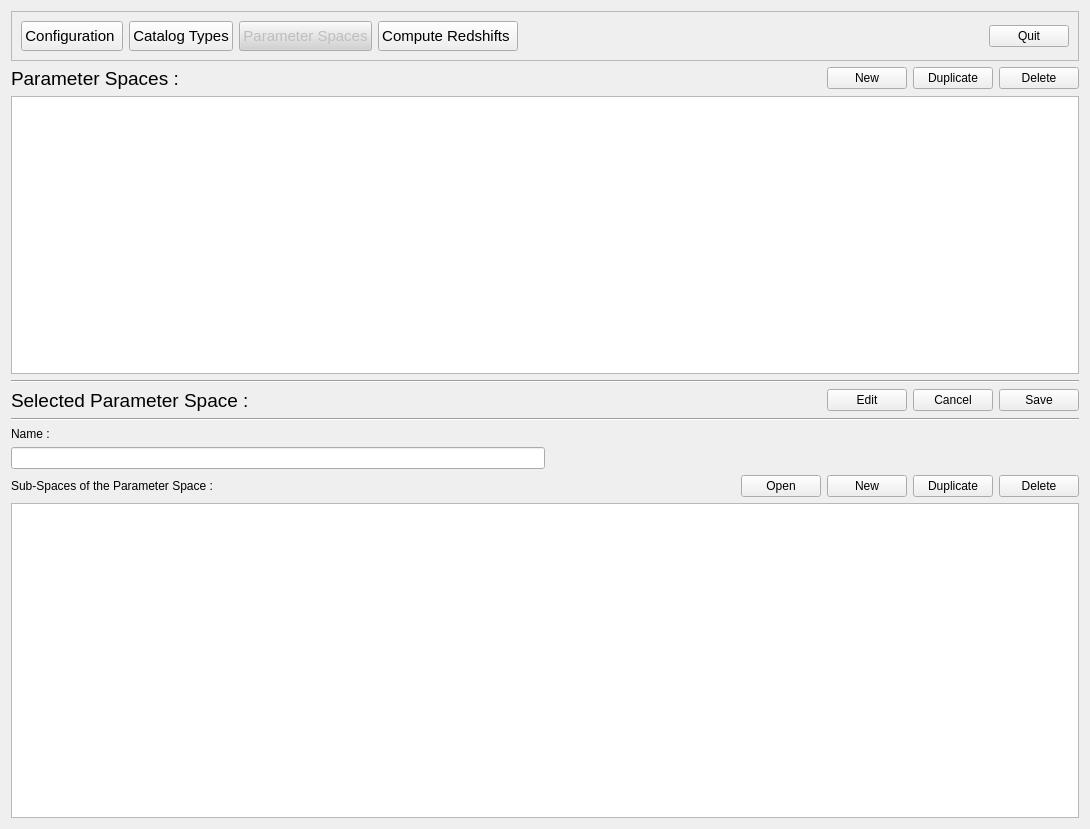
astrorama/Phosphoros, file PhzQtUI/auxdir/PhzQtUI/FormModelSet.ui: the form before one commit.
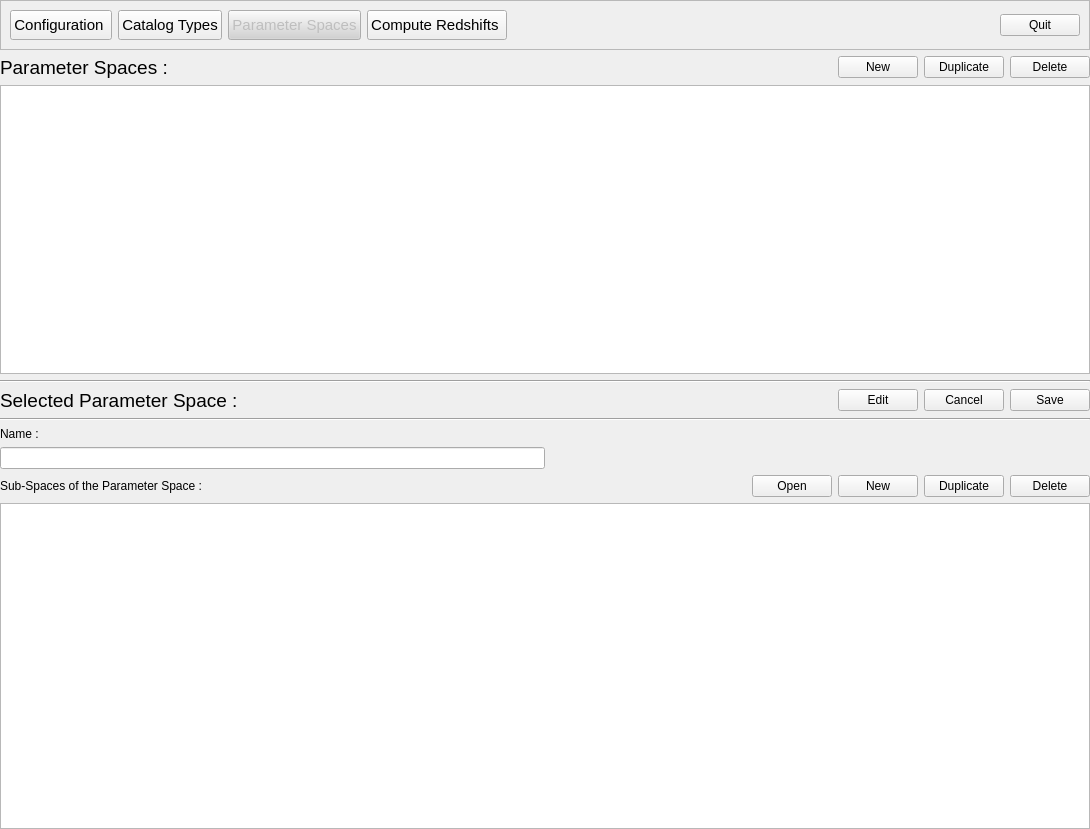
The form after the commit. Custom widgets are drawn as their Qt base class.

Commit message: Removed the margins from all main windows

```diff
--- a/PhzQtUI/auxdir/PhzQtUI/FormModelSet.ui
+++ b/PhzQtUI/auxdir/PhzQtUI/FormModelSet.ui
@@ -14,6 +14,9 @@
    <string>Form</string>
   </property>
   <layout class="QVBoxLayout" name="verticalLayout_2">
+   <property name="margin">
+    <number>0</number>
+   </property>
    <item>
     <widget class="QFrame" name="frm_nav">
      <property name="frameShape">
```
The commit also changes 5 other files.
